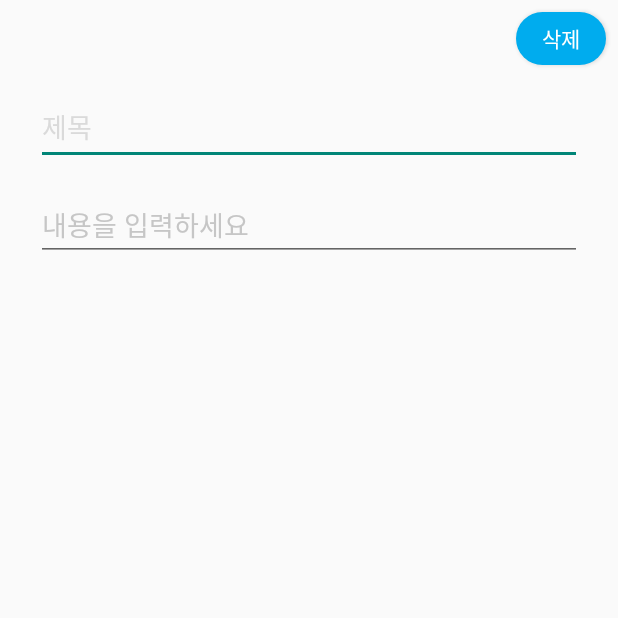
After one commit to yeshforest/memoAndroid, an Android app: the DetailedMemo screen opened directly, with no data from a screen before it, on a phone screen of 412 x 824 dp, the top half of it. The commit adds this screen. Run offline under Robolectric (Android 15) with nearby library versions, the phone set to English and light mode, and no system bars.

Commit message:
[feat] detailed Memo UI구성

```diff
--- a/app/src/main/AndroidManifest.xml
+++ b/app/src/main/AndroidManifest.xml
@@ -12,6 +12,13 @@
         android:supportsRtl="true"
         android:theme="@style/Theme.AppCompat.Light.NoActionBar"
         tools:targetApi="31">
+        <activity
+            android:name=".DetailedMemo"
+            android:exported="false">
+            <meta-data
+                android:name="android.app.lib_name"
+                android:value="" />
+        </activity>
         <activity
             android:name=".SaveItem"
             android:exported="false">
--- a/app/src/main/java/com/example/todolist/CustomAdapter.kt
+++ b/app/src/main/java/com/example/todolist/CustomAdapter.kt
@@ -1,13 +1,10 @@
 package com.example.todolist
 
 import android.app.AlertDialog
-import android.app.Dialog
 import android.content.Context
 import android.content.DialogInterface
 import android.view.LayoutInflater
 import android.view.ViewGroup
-import android.widget.Button
-import android.widget.EditText
 import android.widget.Toast
 import androidx.recyclerview.widget.RecyclerView
 import com.example.todolist.databinding.DialogEditBinding
@@ -16,22 +13,21 @@ import kotlinx.coroutines.CoroutineScope
 import kotlinx.coroutines.Dispatchers
 import kotlinx.coroutines.launch
 import kotlinx.coroutines.withContext
-import java.text.SimpleDateFormat
 import java.util.*
 import kotlin.collections.ArrayList
 
 class CustomAdapter(val mI:ArrayList<Memo>,val c:Context ) : RecyclerView.Adapter<CustomAdapter.ViewHolder>()
 {
-   private val myDao:MemoDao
-   private var memoItems= ArrayList<Memo>()
-   private var context: Context = c
+    val myDao:MemoDao
+    var memoItems= ArrayList<Memo>()
+    var context: Context = c
 
     init{
         myDao=MyDatabase.getDatabase(context).getMemoDao()
         memoItems.addAll(mI)
+
     }
-
-    inner class ViewHolder(val binding: ItemListBinding, val dialogbinding:DialogEditBinding) : RecyclerView.ViewHolder(binding.root) {
+    inner class ViewHolder(val binding: ItemListBinding, val dialogbinding: DialogEditBinding) : RecyclerView.ViewHolder(binding.root) {
 
         init {
 
@@ -63,7 +59,7 @@ class CustomAdapter(val mI:ArrayList<Memo>,val c:Context ) : RecyclerView.Adapte
 
                         }
 
-                        Toast.makeText(context,"삭제완료!",Toast.LENGTH_SHORT).show()
+                        Toast.makeText(context,"삭제완료!", Toast.LENGTH_SHORT).show()
 
 
                     }
@@ -73,6 +69,8 @@ class CustomAdapter(val mI:ArrayList<Memo>,val c:Context ) : RecyclerView.Adapte
 
         }
     }
+
+
     //액티비티에서 호출되는 함수이며 현재 어댑터에 새로운 게시글 아이템을 전달받아 추가하는 목적이다.
     fun addItem(item:Memo){
         memoItems.add(0,item)//0번째에 add
--- /dev/null
+++ b/app/src/main/java/com/example/todolist/DetailedMemo.kt
@@ -0,0 +1,17 @@
+package com.example.todolist
+
+import androidx.appcompat.app.AppCompatActivity
+import android.os.Bundle
+import com.example.todolist.databinding.ActivityDetailedItemBinding
+import com.example.todolist.databinding.ActivityDetailedMemoBinding
+
+class DetailedMemo : AppCompatActivity() {
+    private lateinit var binding:ActivityDetailedMemoBinding
+    override fun onCreate(savedInstanceState: Bundle?) {
+        super.onCreate(savedInstanceState)
+        binding= ActivityDetailedMemoBinding.inflate(layoutInflater)
+        setContentView(binding.root)
+    }
+
+
+}
--- /dev/null
+++ b/app/src/main/res/layout/activity_detailed_memo.xml
@@ -0,0 +1,57 @@
+<?xml version="1.0" encoding="utf-8"?>
+<androidx.constraintlayout.widget.ConstraintLayout xmlns:android="http://schemas.android.com/apk/res/android"
+    xmlns:app="http://schemas.android.com/apk/res-auto"
+    xmlns:tools="http://schemas.android.com/tools"
+    android:layout_width="match_parent"
+    android:layout_height="match_parent"
+    tools:context=".DetailedMemo">
+
+    <Button
+        android:id="@+id/btn_delete"
+        android:layout_width="60dp"
+        android:layout_height="35dp"
+        android:layout_marginTop="8dp"
+        android:layout_marginEnd="8dp"
+        android:background="@drawable/round_button"
+        android:text="삭제"
+        android:textColor="@color/white"
+        app:layout_constraintEnd_toEndOf="parent"
+        app:layout_constraintTop_toTopOf="parent" />
+
+    <EditText
+        android:id="@+id/et_title"
+        android:layout_width="0dp"
+        android:layout_height="50dp"
+        android:layout_marginStart="24dp"
+        android:layout_marginTop="60dp"
+        android:layout_marginEnd="24dp"
+        android:ems="10"
+        android:hint="제목"
+        android:inputType="textPersonName"
+        android:maxLines="1"
+        android:singleLine="true"
+        android:textColor="#FFFFFF"
+        android:textColorHint="#DADADA"
+        app:layout_constraintEnd_toEndOf="parent"
+        app:layout_constraintStart_toStartOf="parent"
+        app:layout_constraintTop_toTopOf="parent" />
+
+    <EditText
+        android:id="@+id/et_content"
+        android:layout_width="0dp"
+        android:layout_height="wrap_content"
+        android:layout_marginStart="24dp"
+        android:layout_marginTop="16dp"
+        android:layout_marginEnd="24dp"
+        android:ems="10"
+        android:hint="내용을 입력하세요"
+        android:inputType="textMultiLine"
+        android:textAlignment="textStart"
+        android:textColor="#FFFFFF"
+        android:textColorHint="#C6C6C6"
+        app:layout_constraintEnd_toEndOf="parent"
+        app:layout_constraintHorizontal_bias="0.0"
+        app:layout_constraintStart_toStartOf="parent"
+        app:layout_constraintTop_toBottomOf="@+id/et_title" />
+
+</androidx.constraintlayout.widget.ConstraintLayout>
```
